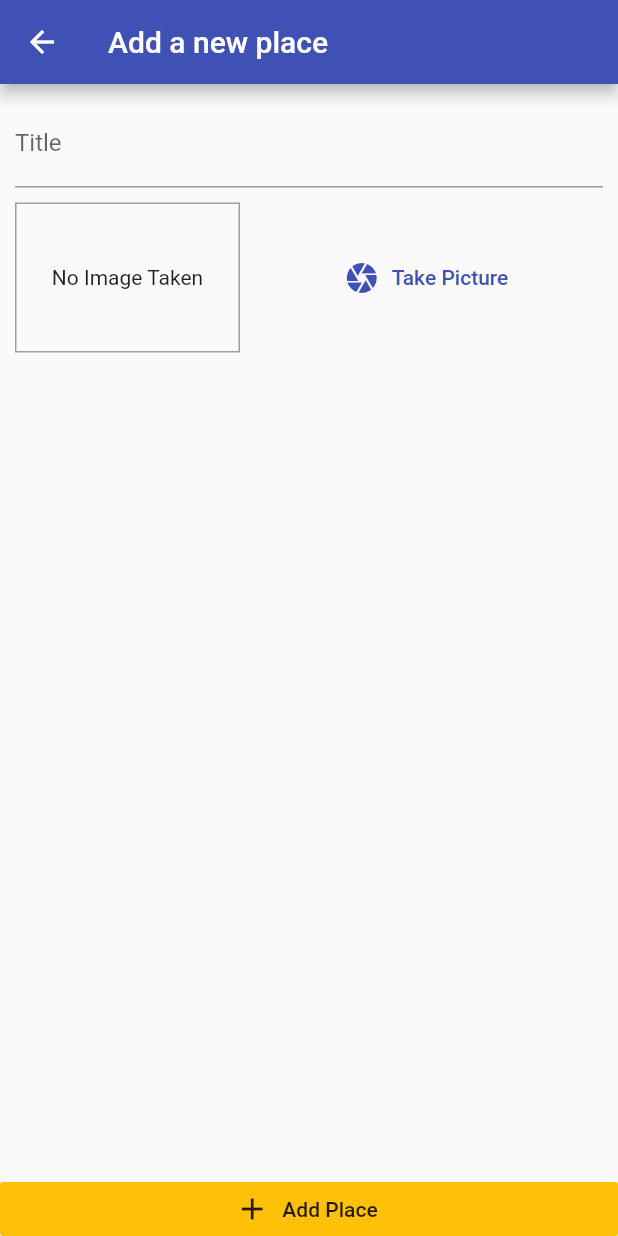
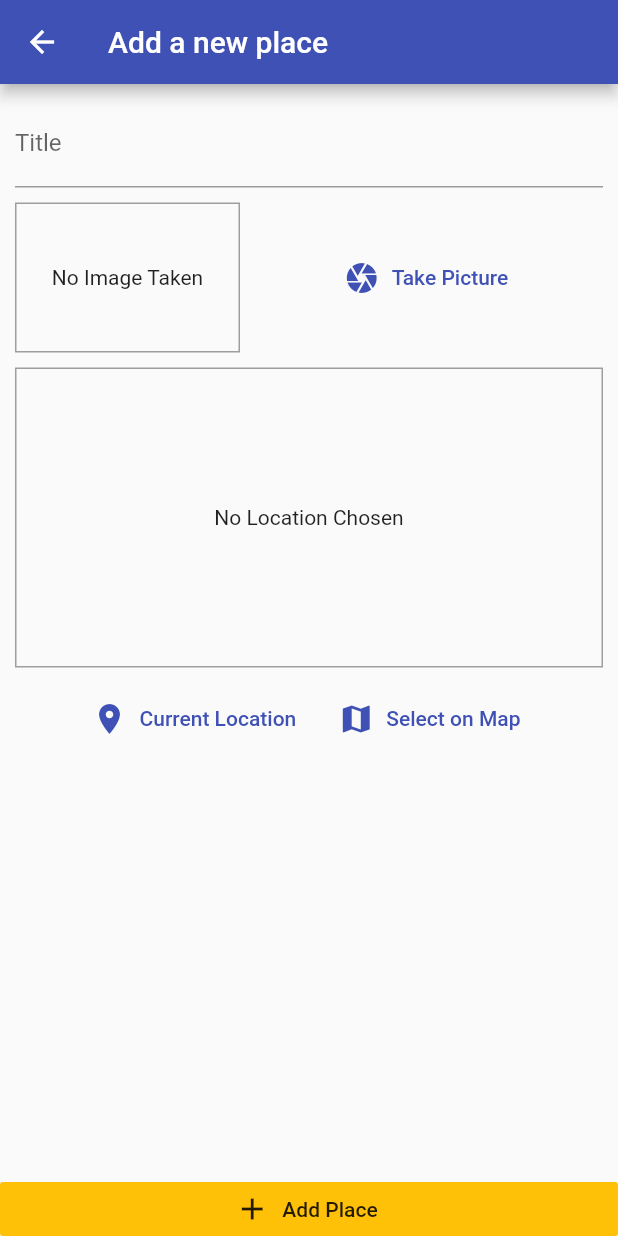
Before and after one commit to Prat2030/Flutter_GreatPlaces_App, a Flutter app: the screen it shows after launch, after a tap on the "add" icon, on a phone screen of 412 x 824 dp. Run offline on Flutter 3.47's test engine with Material 2 defaults, Android fonts, the phone set to English and light mode, and no system bars; our stand-ins replace image_picker, location, sqflite; accounts and stored records are empty.

Commit message:
implemented to print current location after tap but there is image error which need to solve

```diff
--- a/lib/helpers/db_helper.dart
+++ b/lib/helpers/db_helper.dart
@@ -19,8 +19,8 @@ class DBHelper {
     db.insert(
       table,
       data,
-      conflictAlgorithm: sql
-          .ConflictAlgorithm.replace, // Replace the old data with the new data.
+      conflictAlgorithm:
+          ConflictAlgorithm.replace, // Replace the old data with the new data.
     );
   }
 
--- a/lib/main.dart
+++ b/lib/main.dart
@@ -20,7 +20,7 @@ class MyApp extends StatelessWidget {
         ),
         home: PlacesListScreen(),
         routes: {
-          '/add-place': (ctx) => AddPlaceScreen(),
+          AddPlaceScreen.routeName: (ctx) => AddPlaceScreen(),
         },
       ),
     );
--- a/lib/provider/great_places.dart
+++ b/lib/provider/great_places.dart
@@ -4,12 +4,14 @@ import 'package:flutter/material.dart';
 
 import '../helpers/db_helper.dart';
 import '../models/place.dart';
-import 'package:path_provider/path_provider.dart' as syspaths;
+// import 'package:path_provider/path_provider.dart' as syspaths;
 
 class GreatPlaces with ChangeNotifier {
   List<Place> _items = [];
 
-  List<Place> get items => [..._items];
+  List<Place> get items {
+    return [..._items];
+  }
 
   void addPlace(String pickedTitle, File? pickedImage) async {
     final newPlace = Place(
@@ -18,7 +20,7 @@ class GreatPlaces with ChangeNotifier {
       image: pickedImage,
       location: null,
     );
-    final appDir = await syspaths.getApplicationDocumentsDirectory();
+    // final appDir = await syspaths.getApplicationDocumentsDirectory();
     _items.add(newPlace);
     notifyListeners();
     DBHelper.insert('user_places', {
@@ -38,7 +40,7 @@ class GreatPlaces with ChangeNotifier {
   Future<void> fetchAndSetPlaces() async {
     final dataList = await DBHelper.getData('user_places');
     print(dataList);
-    final appDir = await syspaths.getApplicationDocumentsDirectory();
+    // final appDir = await syspaths.getApplicationDocumentsDirectory();
     _items = dataList
         .map(
           (item) => Place(
--- a/lib/screens/add_place_screen.dart
+++ b/lib/screens/add_place_screen.dart
@@ -7,14 +7,15 @@ import 'package:provider/provider.dart';
 
 import '../provider/great_places.dart';
 import '../widgets/image_input.dart';
+import '../widgets/location_input.dart';
 
 class AddPlaceScreen extends StatefulWidget {
-  AddPlaceScreen({Key? key}) : super(key: key);
+  // AddPlaceScreen({Key? key}) : super(key: key);
 
   static const routeName = '/add-place';
 
   @override
-  State<AddPlaceScreen> createState() => _AddPlaceScreenState();
+  _AddPlaceScreenState createState() => _AddPlaceScreenState();
 }
 
 class _AddPlaceScreenState extends State<AddPlaceScreen> {
@@ -62,6 +63,8 @@ class _AddPlaceScreenState extends State<AddPlaceScreen> {
                     height: 10,
                   ),
                   ImageInput(_selectImage),
+                  SizedBox(height: 10),
+                  LocationInput(),
                 ],
               ),
             ),
--- a/lib/widgets/location_input.dart
+++ b/lib/widgets/location_input.dart
@@ -1,3 +1,5 @@
+// ignore_for_file: prefer_const_constructors, unnecessary_null_comparison, sort_child_properties_last
+
 import 'package:flutter/material.dart';
 import 'package:location/location.dart';
 
@@ -9,8 +11,88 @@ class LocationInput extends StatefulWidget {
 }
 
 class _LocationInputState extends State<LocationInput> {
+  String? _previewImageUrl;
+
+  // Future<void> _getUserCurrentLocation() async {
+  //   final locData = await Location().getLocation();
+  //   print(locData.latitude);
+  //   print(locData.longitude);
+  // }
+
+  Future<void> _getCurrentUserLocation() async {
+    Location location = new Location();
+
+    bool _serviceEnabled;
+    PermissionStatus _permissionGranted;
+    LocationData _locData;
+
+    _serviceEnabled = await location.serviceEnabled();
+    if (!_serviceEnabled) {
+      _serviceEnabled = await location.requestService();
+      if (!_serviceEnabled) {
+        return;
+      }
+    } //checks whether location service is enabled ondevice,
+    //if not it requests the user to enable it and returns if not enabled
+
+    _permissionGranted = await location.hasPermission();
+    if (_permissionGranted == PermissionStatus.denied) {
+      _permissionGranted = await location.requestPermission();
+      if (_permissionGranted != PermissionStatus.granted) {
+        return;
+      }
+    } //checks whether app has permision to acess location,if not it requests permission
+    //if permission is denied, it returns
+
+    _locData = await location.getLocation();
+    print(_locData.latitude);
+    print(_locData.longitude);
+  }
+
   @override
   Widget build(BuildContext context) {
-    return Container();
+    return Column(
+      children: <Widget>[
+        Container(
+          width: double.infinity,
+          height: 200,
+          decoration: BoxDecoration(
+            border: Border.all(width: 1, color: Colors.grey),
+          ),
+          child: _previewImageUrl == null
+              ? Text(
+                  'No Location Chosen',
+                  textAlign: TextAlign.center,
+                )
+              : Image.network(
+                  _previewImageUrl as String,
+                  fit: BoxFit.cover,
+                  width: double.infinity,
+                ),
+          alignment: Alignment.center,
+        ),
+        SizedBox(
+          height: 10,
+        ),
+        Row(
+          mainAxisAlignment: MainAxisAlignment.center,
+          children: <Widget>[
+            FlatButton.icon(
+              icon: Icon(Icons.location_on),
+              label: Text('Current Location'),
+              textColor: Theme.of(context).primaryColor,
+              // onPressed: _getUserCurrentLocation,
+              onPressed: _getCurrentUserLocation,
+            ),
+            FlatButton.icon(
+              icon: Icon(Icons.map),
+              label: Text('Select on Map'),
+              textColor: Theme.of(context).primaryColor,
+              onPressed: () {},
+            ),
+          ],
+        ),
+      ],
+    );
   }
 }
```
Also changed, not shown: 4 other files.
